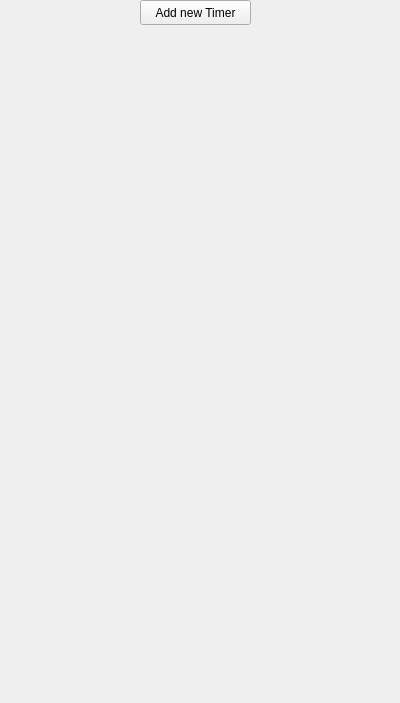
Old version of the form SmartTimer/mainwindow.ui in the repository secondYearProjects/SmartTimer.
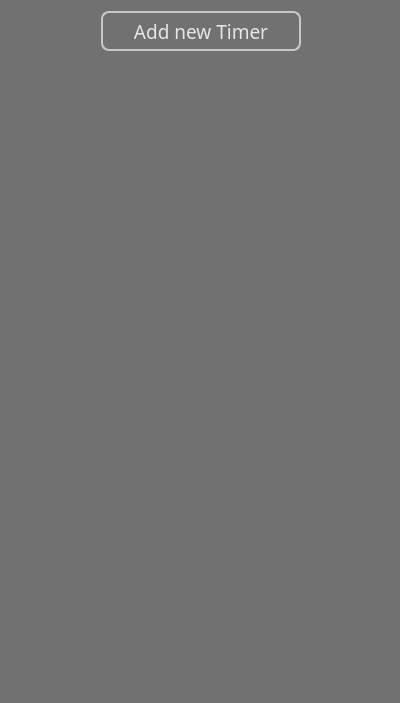
New version of the form.

Commit message: Save commit (working timer countdown, added some stylesheets)

```diff
--- a/SmartTimer/mainwindow.ui
+++ b/SmartTimer/mainwindow.ui
@@ -14,30 +14,82 @@
    <string>MainWindow</string>
   </property>
   <widget class="QWidget" name="centralWidget">
-   <widget class="QPushButton" name="addTimerButton">
-    <property name="geometry">
-     <rect>
-      <x>140</x>
-      <y>0</y>
-      <width>111</width>
-      <height>25</height>
-     </rect>
-    </property>
-    <property name="text">
-     <string>Add new Timer</string>
-    </property>
-   </widget>
+   <property name="styleSheet">
+    <string notr="true">QWidget#centralWidget {
+	background-color: rgb(113, 113, 113);	
+}
+
+QPushButton#addTimerButton {
+	background-color: rgb(113, 113, 113);	
+	border: 2px solid rgb(200,200,200);
+	border-radius: 8px;
+	
+	font: 14pt bold;
+	color: rgb(230,230,230);
+}</string>
+   </property>
    <widget class="QWidget" name="verticalLayoutWidget">
     <property name="geometry">
      <rect>
       <x>0</x>
-      <y>50</y>
+      <y>100</y>
       <width>401</width>
-      <height>621</height>
+      <height>591</height>
      </rect>
     </property>
     <layout class="QVBoxLayout" name="verticalLayout"/>
    </widget>
+   <widget class="QWidget" name="">
+    <property name="geometry">
+     <rect>
+      <x>0</x>
+      <y>0</y>
+      <width>401</width>
+      <height>61</height>
+     </rect>
+    </property>
+    <layout class="QHBoxLayout" name="horizontalLayout">
+     <item>
+      <spacer name="horizontalSpacer">
+       <property name="orientation">
+        <enum>Qt::Horizontal</enum>
+       </property>
+       <property name="sizeHint" stdset="0">
+        <size>
+         <width>40</width>
+         <height>20</height>
+        </size>
+       </property>
+      </spacer>
+     </item>
+     <item>
+      <widget class="QPushButton" name="addTimerButton">
+       <property name="minimumSize">
+        <size>
+         <width>200</width>
+         <height>40</height>
+        </size>
+       </property>
+       <property name="text">
+        <string>Add new Timer</string>
+       </property>
+      </widget>
+     </item>
+     <item>
+      <spacer name="horizontalSpacer_2">
+       <property name="orientation">
+        <enum>Qt::Horizontal</enum>
+       </property>
+       <property name="sizeHint" stdset="0">
+        <size>
+         <width>40</width>
+         <height>20</height>
+        </size>
+       </property>
+      </spacer>
+     </item>
+    </layout>
+   </widget>
   </widget>
  </widget>
  <layoutdefault spacing="6" margin="11"/>
```
The commit also changes 4 other files.
